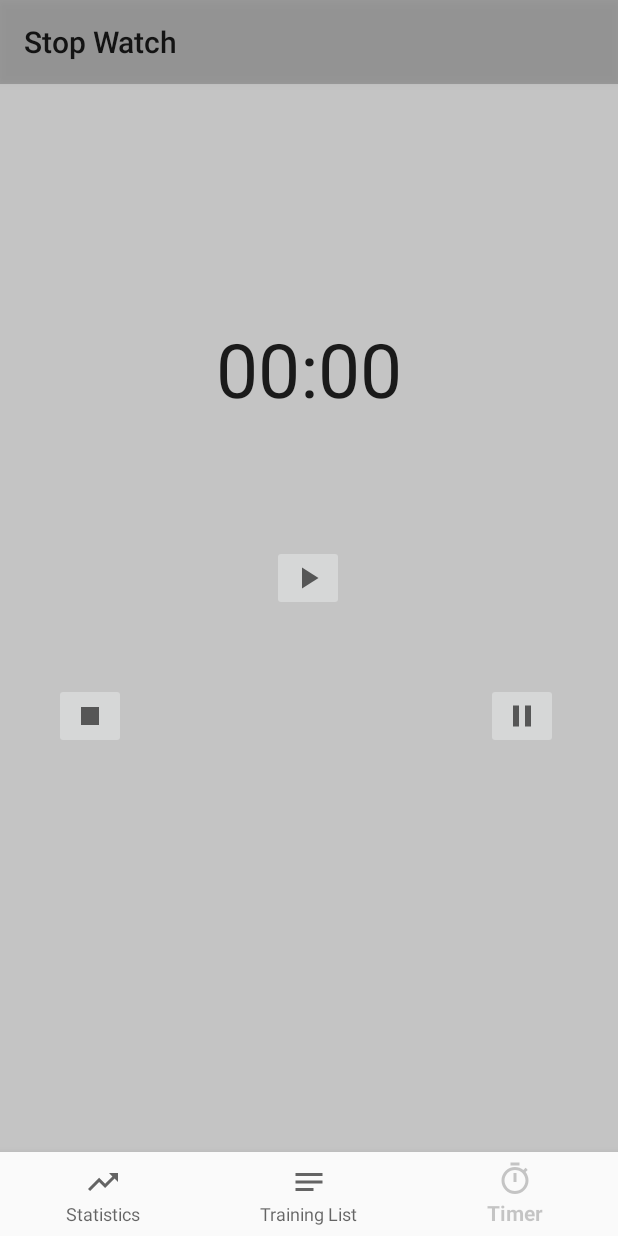
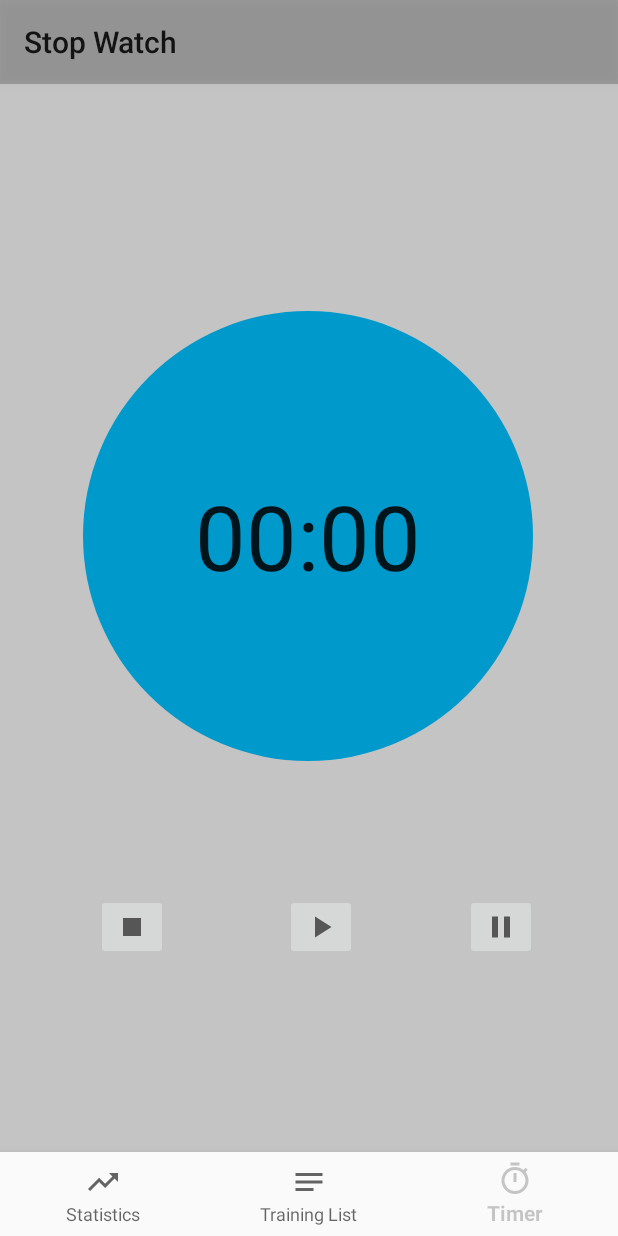
Before and after one commit to nojkir/ExerciseApp, an Android app: the StopWatchFragment screen opened through its navigation route, on a phone screen of 412 x 824 dp. Run offline under Robolectric (Android 15) with nearby library versions, the phone set to English and light mode, and no system bars; our stand-ins replace Dagger/Hilt's generated code, navigation-ui; libraries missing offline, so code that uses them is left out: androidx.hilt.lifecycle.

Commit message:
StopWatch layout

```diff
--- /dev/null
+++ b/app/src/main/res/drawable/big_round.xml
@@ -0,0 +1,8 @@
+<?xml version="1.0" encoding="utf-8"?>
+<shape xmlns:android="http://schemas.android.com/apk/res/android"
+    android:shape="rectangle">
+
+    <solid android:color="@android:color/holo_blue_dark"/>
+    <corners android:radius="300dp"/>
+
+</shape>
--- a/app/src/main/res/layout/fragment_stopwatch.xml
+++ b/app/src/main/res/layout/fragment_stopwatch.xml
@@ -1,70 +1,94 @@
 <?xml version="1.0" encoding="utf-8"?>
-<androidx.constraintlayout.widget.ConstraintLayout
-    xmlns:android="http://schemas.android.com/apk/res/android"
+<androidx.constraintlayout.widget.ConstraintLayout xmlns:android="http://schemas.android.com/apk/res/android"
     xmlns:app="http://schemas.android.com/apk/res-auto"
     xmlns:tools="http://schemas.android.com/tools"
     android:layout_width="match_parent"
     android:layout_height="match_parent">
 
-    <Chronometer
-        android:id="@+id/chronometer"
-        android:layout_width="wrap_content"
-        android:layout_height="wrap_content"
-        android:textSize="50sp"
+
+    <androidx.constraintlayout.widget.ConstraintLayout
+        android:id="@+id/bigRound_layout"
+        android:layout_width="300dp"
+        android:layout_height="300dp"
+        android:background="@drawable/big_round"
+        android:orientation="vertical"
         app:layout_constraintBottom_toBottomOf="parent"
         app:layout_constraintEnd_toEndOf="parent"
+        app:layout_constraintHorizontal_bias="0.496"
         app:layout_constraintStart_toStartOf="parent"
         app:layout_constraintTop_toTopOf="parent"
-        app:layout_constraintVertical_bias="0.242" />
+        app:layout_constraintVertical_bias="0.367">
+
+
+        <Chronometer
+            android:id="@+id/chronometer"
+            android:layout_width="258dp"
+            android:layout_height="241dp"
+            android:gravity="center"
+            android:textSize="60sp"
+            app:layout_constraintBottom_toBottomOf="parent"
+            app:layout_constraintEnd_toEndOf="parent"
+            app:layout_constraintStart_toStartOf="parent"
+            app:layout_constraintTop_toTopOf="parent" />
+
+        <TextView
+            android:id="@+id/info_TV"
+            android:layout_width="wrap_content"
+            android:layout_height="wrap_content"
+            android:text="INFO TEXT"
+            android:textSize="25sp"
+            android:textStyle="bold"
+            android:gravity="center"
+            android:visibility="gone"
+            app:layout_constraintBottom_toBottomOf="parent"
+            app:layout_constraintEnd_toEndOf="parent"
+            app:layout_constraintStart_toStartOf="parent"
+            app:layout_constraintTop_toTopOf="parent" />
+
+    </androidx.constraintlayout.widget.ConstraintLayout>
 
     <ImageButton
         android:id="@+id/button_start"
         android:layout_width="wrap_content"
         android:layout_height="wrap_content"
-        android:layout_marginTop="84dp"
+        android:layout_marginEnd="72dp"
+
+        android:src="@drawable/ic_baseline_play_arrow_24"
         android:text="Start"
-        android:src="@drawable/ic_baseline_play_arrow_24"
-
+        app:layout_constraintBottom_toBottomOf="parent"
         app:layout_constraintEnd_toEndOf="parent"
-        app:layout_constraintHorizontal_bias="0.498"
+        app:layout_constraintHorizontal_bias="0.65"
         app:layout_constraintStart_toStartOf="parent"
-        app:layout_constraintTop_toBottomOf="@+id/chronometer" />
+        app:layout_constraintTop_toTopOf="parent"
+        app:layout_constraintVertical_bias="0.808" />
 
     <ImageButton
         android:id="@+id/button_reset"
         android:layout_width="wrap_content"
         android:layout_height="wrap_content"
-        android:layout_marginTop="48dp"
+        android:src="@drawable/ic_baseline_stop_24"
         android:text="Reset"
-        android:src="@drawable/ic_baseline_stop_24"
 
-        app:layout_constraintEnd_toStartOf="@+id/button_pause"
-        app:layout_constraintHorizontal_bias="0.13"
+        app:layout_constraintBottom_toBottomOf="parent"
+        app:layout_constraintEnd_toEndOf="parent"
+        app:layout_constraintHorizontal_bias="0.176"
         app:layout_constraintStart_toStartOf="parent"
-        app:layout_constraintTop_toBottomOf="@+id/button_start" />
+        app:layout_constraintTop_toTopOf="parent"
+        app:layout_constraintVertical_bias="0.808" />
 
     <ImageButton
         android:id="@+id/button_pause"
         android:layout_width="wrap_content"
         android:layout_height="wrap_content"
-        android:layout_marginTop="48dp"
-        android:layout_marginEnd="40dp"
-        android:text="Pause"
         android:src="@drawable/ic_baseline_pause_24"
 
+        android:text="Pause"
+        app:layout_constraintBottom_toBottomOf="parent"
         app:layout_constraintEnd_toEndOf="parent"
-        app:layout_constraintTop_toBottomOf="@+id/button_start" />
-
-    <TextView
-        android:id="@+id/info_TV"
-        android:layout_width="wrap_content"
-        android:layout_height="wrap_content"
-        android:text="TextView"
-        android:visibility="gone"
-        app:layout_constraintBottom_toTopOf="@+id/chronometer"
-        app:layout_constraintEnd_toEndOf="parent"
+        app:layout_constraintHorizontal_bias="0.852"
         app:layout_constraintStart_toStartOf="parent"
-        app:layout_constraintTop_toTopOf="parent" />
+        app:layout_constraintTop_toTopOf="parent"
+        app:layout_constraintVertical_bias="0.808" />
 
 
 </androidx.constraintlayout.widget.ConstraintLayout>
```
